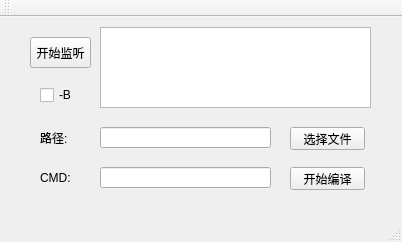
Above: mainwindow.ui from XianXianghub/fileWatcher before the change. Below: the same form after it.
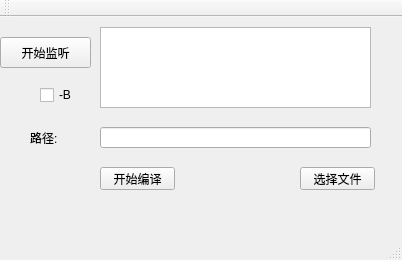
That is the form after the change.

Patch:
```diff
--- a/mainwindow.ui
+++ b/mainwindow.ui
@@ -2,6 +2,14 @@
 <ui version="4.0">
  <class>MainWindow</class>
  <widget class="QMainWindow" name="MainWindow">
+  <property name="geometry">
+   <rect>
+    <x>0</x>
+    <y>0</y>
+    <width>402</width>
+    <height>260</height>
+   </rect>
+  </property>
   <property name="minimumSize">
    <size>
     <width>402</width>
@@ -17,7 +25,7 @@
      <rect>
       <x>100</x>
       <y>110</y>
-      <width>171</width>
+      <width>271</width>
       <height>21</height>
      </rect>
     </property>
@@ -25,9 +33,9 @@
    <widget class="QLabel" name="label">
     <property name="geometry">
      <rect>
-      <x>40</x>
+      <x>30</x>
       <y>110</y>
-      <width>31</width>
+      <width>41</width>
       <height>21</height>
      </rect>
     </property>
@@ -38,8 +46,8 @@
    <widget class="QPushButton" name="chosedir">
     <property name="geometry">
      <rect>
-      <x>290</x>
-      <y>110</y>
+      <x>300</x>
+      <y>150</y>
       <width>75</width>
       <height>23</height>
      </rect>
@@ -51,9 +59,9 @@
    <widget class="QPushButton" name="listen">
     <property name="geometry">
      <rect>
-      <x>30</x>
+      <x>0</x>
       <y>20</y>
-      <width>61</width>
+      <width>91</width>
       <height>31</height>
      </rect>
     </property>
@@ -61,29 +69,6 @@
      <string>开始监听</string>
     </property>
    </widget>
-   <widget class="QLabel" name="label_2">
-    <property name="geometry">
-     <rect>
-      <x>40</x>
-      <y>150</y>
-      <width>31</width>
-      <height>21</height>
-     </rect>
-    </property>
-    <property name="text">
-     <string>CMD:</string>
-    </property>
-   </widget>
-   <widget class="QLineEdit" name="cmd_input">
-    <property name="geometry">
-     <rect>
-      <x>100</x>
-      <y>150</y>
-      <width>171</width>
-      <height>21</height>
-     </rect>
-    </property>
-   </widget>
    <widget class="QCheckBox" name="checkBox">
     <property name="geometry">
      <rect>
@@ -100,7 +85,7 @@
    <widget class="QPushButton" name="startmm">
     <property name="geometry">
      <rect>
-      <x>290</x>
+      <x>100</x>
       <y>150</y>
       <width>75</width>
       <height>23</height>
```
Left out of the diff: 2 changed lines with no effect on the pictures.
